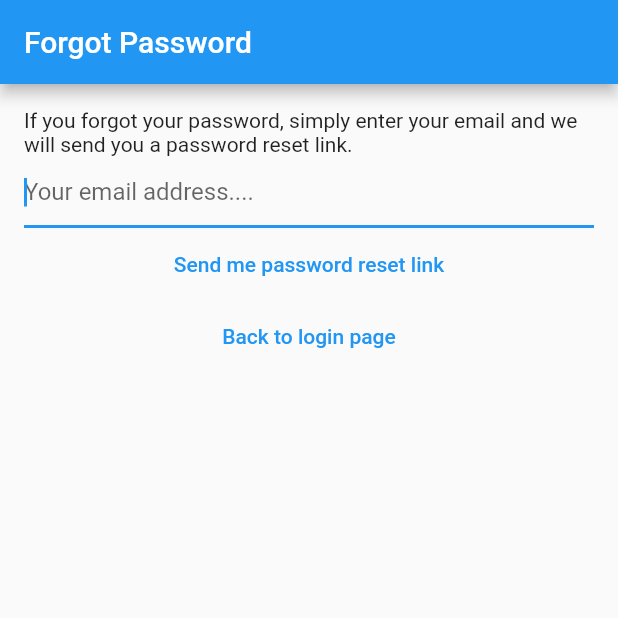
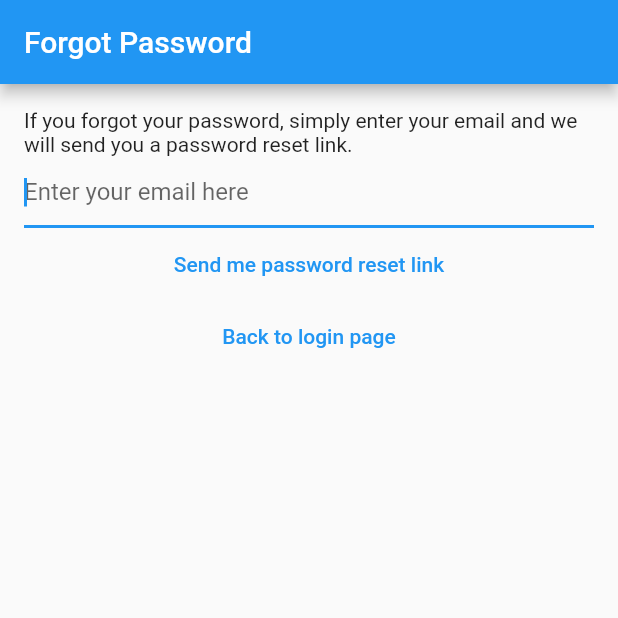
Before and after one commit to ahmadjz/My-Notes-Flutter, a Flutter app: the screen it shows after launch, after a tap on "I forgot my password", on a phone screen of 412 x 824 dp, the top half of it. Run offline on Flutter 3.47's test engine with Material 2 defaults, Android fonts, the phone set to English and light mode, and no system bars; our stand-ins replace bloc, cloud_firestore, equatable, firebase_auth, firebase_core, flutter_bloc and 1 more; accounts and stored records are empty; generated files the repository leaves out were written again; network calls fail.

Commit message:
use localization in our app

```diff
--- a/lib/l10n/intl_en.arb
+++ b/lib/l10n/intl_en.arb
@@ -49,6 +49,9 @@
     "verify_email_view_prompt": "We've sent you an email verification. Please open it to verify your account. If you haven't received a verification email yet, press the button below!",
     "verify_email_send_email_verification": "Send email verification",
 
+    "wait_while_login": "Please wait while I log you in",
+    "wait_a_moment": "Please wait a moment...",
+
     "notes_title": "{count, plural, =0{No notes yet} =1{1 note} other{{count} notes}}",
     "@notes_title": {
         "placeholders": {
--- a/lib/main.dart
+++ b/lib/main.dart
@@ -2,6 +2,7 @@ import 'package:flutter/material.dart';
 import 'package:flutter_bloc/flutter_bloc.dart';
 import 'package:flutter_gen/gen_l10n/app_localizations.dart';
 import 'package:my_notes/constants/routes.dart';
+import 'package:my_notes/extensions/build_context/loc.dart';
 import 'package:my_notes/services/auth/bloc/auth_bloc.dart';
 import 'package:my_notes/services/auth/firebase_auth_provider.dart';
 import 'package:my_notes/utilities/helpers/loading/loading_screen.dart';
@@ -23,6 +24,7 @@ class MyApp extends StatelessWidget {
   @override
   Widget build(BuildContext context) {
     return MaterialApp(
+      debugShowCheckedModeBanner: false,
       supportedLocales: AppLocalizations.supportedLocales,
       localizationsDelegates: AppLocalizations.localizationsDelegates,
       home: BlocProvider<AuthBloc>(
@@ -47,7 +49,7 @@ class HomePage extends StatelessWidget {
         if (state.isLoading) {
           LoadingScreen().show(
             context: context,
-            text: state.loadingText ?? 'Please wait a moment',
+            text: state.loadingTextKey ?? context.loc.wait_a_moment,
           );
         } else {
           LoadingScreen().hide();
--- a/lib/services/auth/bloc/auth_bloc.dart
+++ b/lib/services/auth/bloc/auth_bloc.dart
@@ -3,7 +3,6 @@ import 'dart:async';
 import 'package:bloc/bloc.dart';
 import 'package:equatable/equatable.dart';
 import 'package:flutter/widgets.dart';
-import 'package:meta/meta.dart';
 import 'package:my_notes/services/auth/auth_provider.dart';
 import 'package:my_notes/services/auth/models/auth_user.dart';
 
@@ -50,7 +49,6 @@ class AuthBloc extends Bloc<AuthEvent, AuthState> {
       const AuthStateLoggedOut(
         exception: null,
         isLoading: true,
-        loadingText: 'Please wait while I log you in',
       ),
     );
     final email = event.email;
--- a/lib/services/auth/bloc/auth_state.dart
+++ b/lib/services/auth/bloc/auth_state.dart
@@ -3,10 +3,10 @@ part of 'auth_bloc.dart';
 @immutable
 abstract class AuthState {
   final bool isLoading;
-  final String? loadingText;
+  final String? loadingTextKey;
   const AuthState({
     required this.isLoading,
-    this.loadingText = 'Please wait a moment',
+    this.loadingTextKey,
   });
 }
 
@@ -51,10 +51,10 @@ class AuthStateLoggedOut extends AuthState with EquatableMixin {
   const AuthStateLoggedOut({
     required this.exception,
     required bool isLoading,
-    String? loadingText,
+    String? loadingTextKey,
   }) : super(
           isLoading: isLoading,
-          loadingText: loadingText,
+          loadingTextKey: loadingTextKey,
         );
 
   @override
--- a/lib/utilities/dialogs/error_dialog.dart
+++ b/lib/utilities/dialogs/error_dialog.dart
@@ -1,4 +1,5 @@
 import 'package:flutter/material.dart';
+import 'package:my_notes/extensions/build_context/loc.dart';
 import 'package:my_notes/utilities/dialogs/generic_dialog.dart';
 
 Future<void> showErrorDialog(
@@ -7,10 +8,10 @@ Future<void> showErrorDialog(
 ) {
   return showGenericDialog<void>(
     context: context,
-    title: 'An error occurred',
+    title: context.loc.generic_error_prompt,
     content: text,
     options: {
-      'OK': null,
+      context.loc.ok: null,
     },
   );
 }
--- a/lib/views/forgot_password_view.dart
+++ b/lib/views/forgot_password_view.dart
@@ -1,5 +1,6 @@
 import 'package:flutter/material.dart';
 import 'package:flutter_bloc/flutter_bloc.dart';
+import 'package:my_notes/extensions/build_context/loc.dart';
 import 'package:my_notes/services/auth/bloc/auth_bloc.dart';
 import 'package:my_notes/utilities/dialogs/error_dialog.dart';
 import 'package:my_notes/utilities/dialogs/password_reset_email_sent_dialog.dart';
@@ -36,28 +37,31 @@ class _ForgotPasswordViewState extends State<ForgotPasswordView> {
             await showPasswordResetSentDialog(context);
           }
           if (state.exception != null) {
-            await showErrorDialog(context,
-                'We could not process your request. Please make sure that you are a registered user, or if not, register a user now by going back one step.');
+            await showErrorDialog(
+              context,
+              context.loc.forgot_password_view_generic_error,
+            );
           }
         }
       },
       child: Scaffold(
         appBar: AppBar(
-          title: const Text('Forgot Password'),
+          title: Text(context.loc.forgot_password),
         ),
         body: Padding(
           padding: const EdgeInsets.all(16.0),
           child: Column(
             children: [
-              const Text(
-                  'If you forgot your password, simply enter your email and we will send you a password reset link.'),
+              Text(
+                context.loc.forgot_password_view_prompt,
+              ),
               TextField(
                 keyboardType: TextInputType.emailAddress,
                 autocorrect: false,
                 autofocus: true,
                 controller: _controller,
-                decoration: const InputDecoration(
-                  hintText: 'Your email address....',
+                decoration: InputDecoration(
+                  hintText: context.loc.email_text_field_placeholder,
                 ),
               ),
               TextButton(
@@ -67,7 +71,9 @@ class _ForgotPasswordViewState extends State<ForgotPasswordView> {
                       .read<AuthBloc>()
                       .add(AuthEventForgotPassword(email: email));
                 },
-                child: const Text('Send me password reset link'),
+                child: Text(
+                  context.loc.forgot_password_view_send_me_link,
+                ),
               ),
               TextButton(
                 onPressed: () {
@@ -75,7 +81,9 @@ class _ForgotPasswordViewState extends State<ForgotPasswordView> {
                         const AuthEventLogOut(),
                       );
                 },
-                child: const Text('Back to login page'),
+                child: Text(
+                  context.loc.forgot_password_view_back_to_login,
+                ),
               ),
             ],
           ),
--- a/lib/views/login_view.dart
+++ b/lib/views/login_view.dart
@@ -1,5 +1,6 @@
 import 'package:flutter/material.dart';
 import 'package:flutter_bloc/flutter_bloc.dart';
+import 'package:my_notes/extensions/build_context/loc.dart';
 import 'package:my_notes/services/auth/auth_exceptions.dart';
 import 'package:my_notes/services/auth/bloc/auth_bloc.dart';
 import 'package:my_notes/utilities/dialogs/error_dialog.dart';
@@ -28,32 +29,34 @@ class _LoginViewState extends State<LoginView> {
         if (state is AuthStateLoggedOut) {
           if (state.exception is UserNotFoundAuthException) {
             await showErrorDialog(
-                context, 'Cannot find a user with the entered credentials!');
+              context,
+              context.loc.login_error_cannot_find_user,
+            );
           } else if (state.exception is WrongPasswordAuthException) {
-            await showErrorDialog(context, 'Wrong credentials');
+            await showErrorDialog(
+                context, context.loc.login_error_wrong_credentials);
           } else if (state.exception is GenericAuthException) {
-            await showErrorDialog(context, 'Authentication error');
+            await showErrorDialog(context, context.loc.login_error_auth_error);
           }
         }
       },
       child: Scaffold(
         appBar: AppBar(
-          title: const Text("Login"),
+          title: Text(context.loc.login),
         ),
         body: Padding(
           padding: const EdgeInsets.all(16.0),
           child: Column(
             children: [
-              const Text(
-                  'Please log in to your account in order to interact with and create notes!'),
+              Text(context.loc.login_view_prompt),
               TextField(
                 controller: _email,
                 enableSuggestions: false,
                 autofocus: true,
                 autocorrect: false,
                 keyboardType: TextInputType.emailAddress,
-                decoration: const InputDecoration(
-                  hintText: 'Enter your email here',
+                decoration: InputDecoration(
+                  hintText: context.loc.email_text_field_placeholder,
                 ),
               ),
               TextField(
@@ -61,36 +64,22 @@ class _LoginViewState extends State<LoginView> {
                 obscureText: true,
                 enableSuggestions: false,
                 autocorrect: false,
-                decoration: const InputDecoration(
-                  hintText: 'Enter your password here',
+                decoration: InputDecoration(
+                  hintText: context.loc.password_text_field_placeholder,
                 ),
               ),
               TextButton(
                 onPressed: () async {
                   final email = _email.text;
                   final password = _password.text;
-                  try {
-                    context
-                        .read<AuthBloc>()
-                        .add(AuthEventLogin(email: email, password: password));
-                  } on UserNotFoundAuthException {
-                    await showErrorDialog(
-                      context,
-                      'User not found',
-                    );
-                  } on WrongPasswordAuthException {
-                    await showErrorDialog(
-                      context,
-                      'Wrong credentials',
-                    );
-                  } on GenericAuthException {
-                    await showErrorDialog(
-                      context,
-                      'Authentication error',
-                    );
-                  }
+                  context.read<AuthBloc>().add(
+                        AuthEventLogin(
+                          email: email,
+                          password: password,
+                        ),
+                      );
                 },
-                child: const Text('Login'),
+                child: Text(context.loc.login),
               ),
               TextButton(
                 onPressed: () {
@@ -98,7 +87,7 @@ class _LoginViewState extends State<LoginView> {
                         const AuthEventForgotPassword(),
                       );
                 },
-                child: const Text('I forgot my password'),
+                child: Text(context.loc.login_view_forgot_password),
               ),
               TextButton(
                 onPressed: () {
@@ -106,7 +95,7 @@ class _LoginViewState extends State<LoginView> {
                         const AuthEventShouldRegister(),
                       );
                 },
-                child: const Text('Not registered yet? Register here!'),
+                child: Text(context.loc.login_view_not_registered_yet),
               )
             ],
           ),
```
Also changed, not shown: lib/l10n/intl_ar.arb (+6 -1 lines), lib/utilities/dialogs/cannot_share_empty_note_dialog.dart (+4 -3 lines), lib/utilities/dialogs/delete_dialog.dart (+5 -4 lines), lib/utilities/dialogs/logout_dialog.dart (+5 -4 lines), lib/utilities/dialogs/password_reset_email_sent_dialog.dart (+4 -4 lines), lib/views/notes/create_or_update_note_view.dart (+4 -3 lines), lib/views/notes/notes_view.dart (+19 -3 lines), lib/views/register_view.dart (+29 -12 lines), lib/views/verify_email_view.dart (+14 -7 lines).
